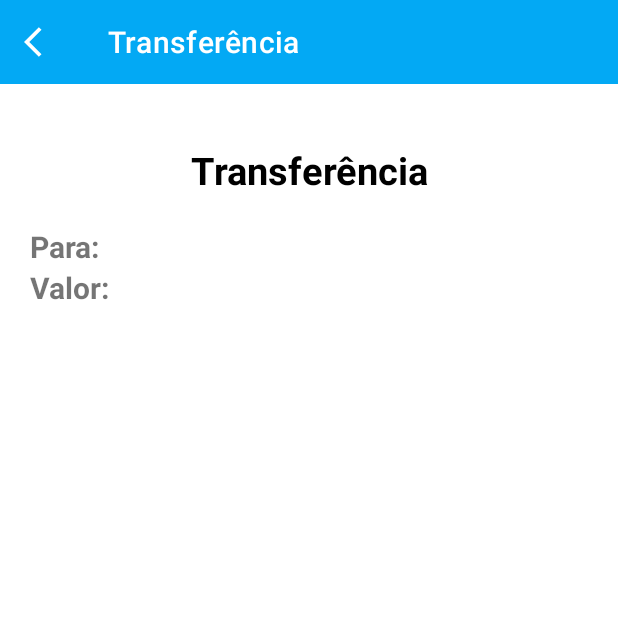
After one commit to Kiel025/MR-Bank, an Android app: the TransferenciaActivity screen opened directly, with no data from a screen before it, on a phone screen of 412 x 824 dp, the top half of it. The commit adds this screen. Run offline under Robolectric (Android 15) with nearby library versions, the phone set to English and light mode, and no system bars.

Commit message:
Poupança and Transferencia layouts

```diff
--- a/app/src/main/AndroidManifest.xml
+++ b/app/src/main/AndroidManifest.xml
@@ -12,6 +12,12 @@
         android:supportsRtl="true"
         android:theme="@style/Theme.MRBank"
         tools:targetApi="31">
+        <activity
+            android:name=".PoupancaActivity"
+            android:exported="false" />
+        <activity
+            android:name=".TransferenciaActivity"
+            android:exported="false" />
         <activity
             android:name=".FaturasActivity"
             android:exported="false" />
--- /dev/null
+++ b/app/src/main/java/com/kiel/mrbank/TransferenciaActivity.java
@@ -0,0 +1,25 @@
+package com.kiel.mrbank;
+
+import androidx.appcompat.app.AppCompatActivity;
+
+import android.os.Bundle;
+
+import com.kiel.mrbank.databinding.ActivityTransferenciaBinding;
+
+public class TransferenciaActivity extends AppCompatActivity {
+
+    private ActivityTransferenciaBinding binding;
+
+    @Override
+    protected void onCreate(Bundle savedInstanceState) {
+        super.onCreate(savedInstanceState);
+        binding = ActivityTransferenciaBinding.inflate(getLayoutInflater());
+        setContentView(binding.getRoot());
+
+        getSupportActionBar().hide();
+
+        binding.toolbarTransferencias.setNavigationOnClickListener(v -> {
+            finish();
+        });
+    }
+}
--- /dev/null
+++ b/app/src/main/res/layout/activity_transferencia.xml
@@ -0,0 +1,46 @@
+<?xml version="1.0" encoding="utf-8"?>
+<LinearLayout xmlns:android="http://schemas.android.com/apk/res/android"
+    xmlns:app="http://schemas.android.com/apk/res-auto"
+    xmlns:tools="http://schemas.android.com/tools"
+    android:layout_width="match_parent"
+    android:layout_height="match_parent"
+    android:orientation="vertical"
+    tools:context=".TransferenciaActivity">
+
+    <androidx.appcompat.widget.Toolbar
+        android:id="@+id/toolbarTransferencias"
+        android:layout_width="match_parent"
+        android:layout_height="wrap_content"
+        android:background="@color/blue"
+        app:navigationIcon="@drawable/ic_back"
+        app:title="Transferência"
+        app:titleTextColor="@color/white" />
+
+    <TextView
+        android:layout_width="match_parent"
+        android:layout_height="wrap_content"
+        android:layout_marginTop="40dp"
+        android:gravity="center"
+        android:text="Transferência"
+        android:textColor="@color/black"
+        android:textSize="25sp"
+        android:textStyle="bold" />
+
+    <TextView
+        android:layout_width="wrap_content"
+        android:layout_height="wrap_content"
+        android:layout_marginStart="20dp"
+        android:layout_marginTop="20dp"
+        android:text="Para:"
+        android:textSize="20sp"
+        android:textStyle="bold" />
+
+    <TextView
+        android:layout_width="wrap_content"
+        android:layout_height="wrap_content"
+        android:layout_marginStart="20dp"
+        android:text="Valor:"
+        android:textSize="20sp"
+        android:textStyle="bold" />
+
+</LinearLayout>
```
Also changed, not shown: app/src/main/java/com/kiel/mrbank/MainActivity.java (+8 -0 lines), app/src/main/java/com/kiel/mrbank/PoupancaActivity.java (added, +25 -0 lines), app/src/main/res/layout/activity_poupanca.xml (added, +38 -0 lines).
